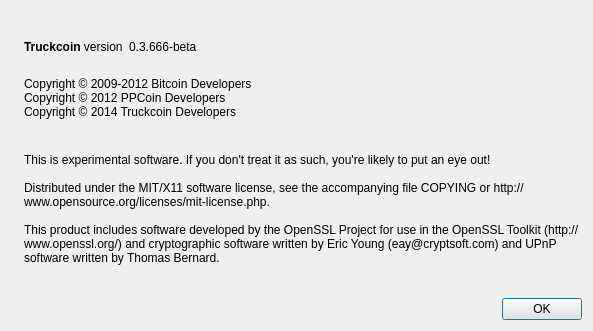
Old version of the form src/qt/forms/aboutdialog.ui in the repository davidlatapie/HyperStake.
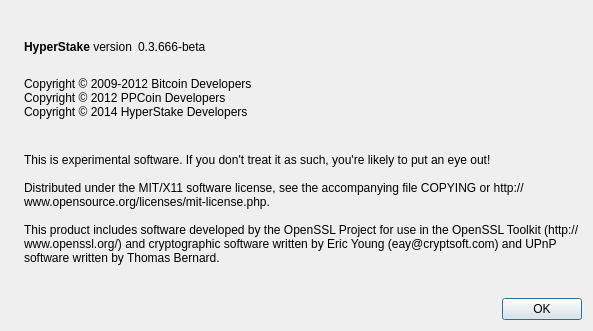
New version of the form. Icons and pictures are not drawn.

Commit message: More Truckcoin -> HyperStake

```diff
--- a/src/qt/forms/aboutdialog.ui
+++ b/src/qt/forms/aboutdialog.ui
@@ -50,7 +50,7 @@
           <cursorShape>IBeamCursor</cursorShape>
          </property>
          <property name="text">
-          <string>&lt;b&gt;Truckcoin&lt;/b&gt; version</string>
+          <string>&lt;b&gt;HyperStake&lt;/b&gt; version</string>
          </property>
          <property name="textInteractionFlags">
           <set>Qt::LinksAccessibleByMouse|Qt::TextSelectableByKeyboard|Qt::TextSelectableByMouse</set>
@@ -94,7 +94,7 @@
         <string>
 Copyright © 2009-2012 Bitcoin Developers
 Copyright © 2012 PPCoin Developers
-Copyright © 2014 Truckcoin Developers
+Copyright © 2014 HyperStake Developers
 </string>
        </property>
        <property name="textInteractionFlags">
```
Left out of the diff: 2 changed lines with no effect on the pictures. The commit also changes 5 other files.
